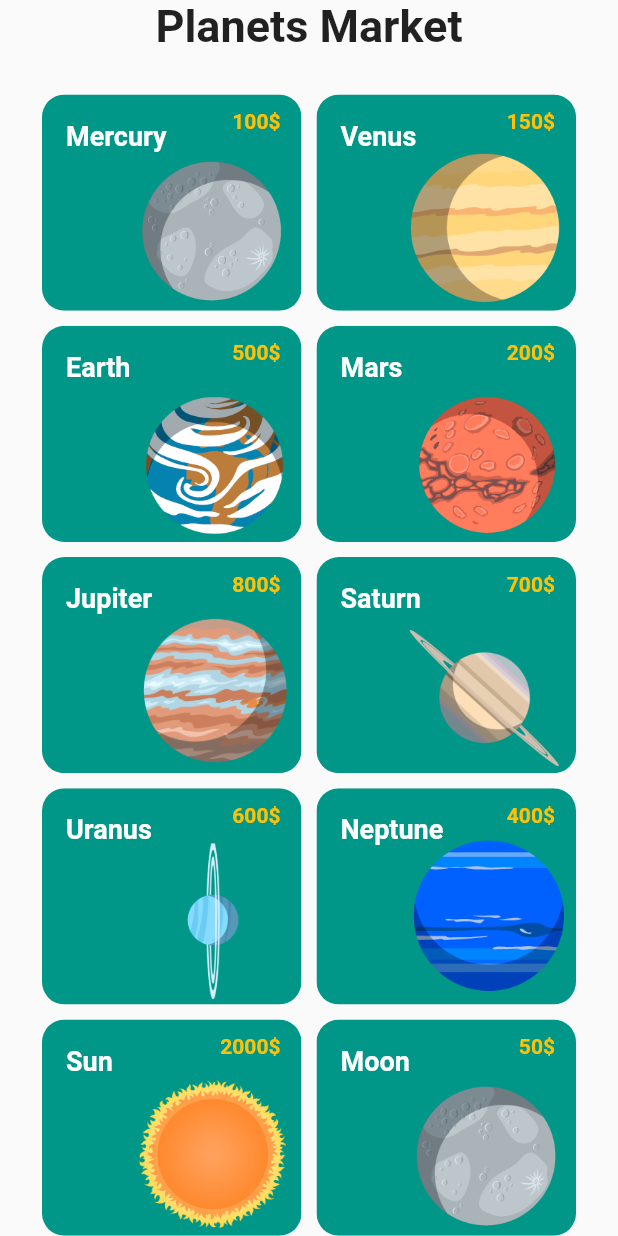
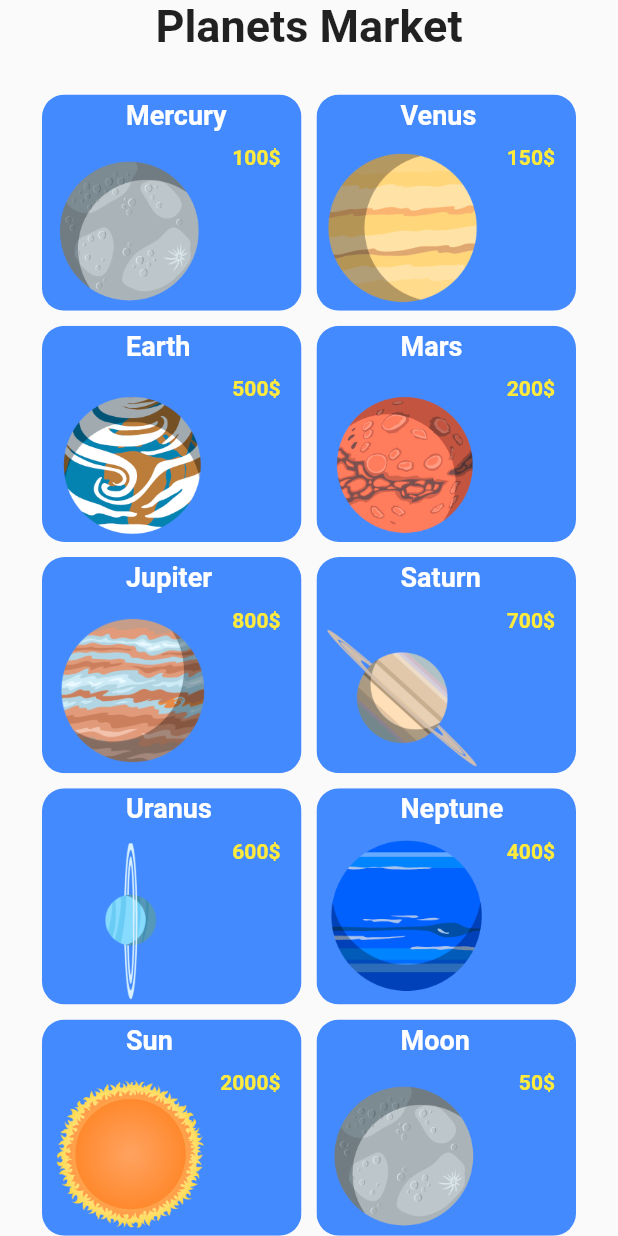
Before and after one commit to DenisovAV/zero, a Flutter app: the screen it shows after launch, on a phone screen of 412 x 824 dp. Run offline on Flutter 3.47's test engine with Material 2 defaults, Android fonts, the phone set to English and light mode, and no system bars; our stand-ins replace flutter_bloc.

Commit message:
Episode 1 update

```diff
--- a/episode_1/lib/ui/widgets/planet_card.dart
+++ b/episode_1/lib/ui/widgets/planet_card.dart
@@ -15,7 +15,7 @@ class PlanetCard extends StatelessWidget {
   Widget _buildPlanet(double height) {
     return Positioned(
       bottom: 2,
-      right: 5,
+      left: 5,
       child: Hero(
         tag: planet.name,
         child: Image.asset(
@@ -28,14 +28,14 @@ class PlanetCard extends StatelessWidget {
 
   Widget _buildPrice() {
     return Positioned(
-      top: 10,
+      top: 34,
       right: 14,
       child: Text(
         '${planet.price}\$',
         style: TextStyle(
           fontSize: 14,
           fontWeight: FontWeight.bold,
-          color: Colors.amber,
+          color: Colors.yellow,
         ),
       ),
     );
@@ -43,7 +43,7 @@ class PlanetCard extends StatelessWidget {
 
   Widget _buildName() {
     return Padding(
-      padding: EdgeInsets.only(left: 16, top: 24),
+      padding: EdgeInsets.only(left: 56, top: 10),
       child: Text(
         planet.name,
         style: TextStyle(
@@ -63,7 +63,7 @@ class PlanetCard extends StatelessWidget {
         return ClipRRect(
           borderRadius: BorderRadius.circular(15),
           child: Material(
-            color: Colors.teal,
+            color: Colors.blueAccent,
             child: InkWell(
               onTap: onTap,
               child: Stack(
--- a/episode_1/lib/ui/widgets/planet_grid.dart
+++ b/episode_1/lib/ui/widgets/planet_grid.dart
@@ -1,5 +1,6 @@
 import 'package:episode_1/domain/planet.dart';
 import 'package:episode_1/ui/widgets/planet_card.dart';
+import 'package:flutter/foundation.dart';
 import 'package:flutter/material.dart';
 
 class PlanetGrid extends StatelessWidget {
@@ -14,7 +15,14 @@ class PlanetGrid extends StatelessWidget {
 
   @override
   Widget build(BuildContext context) {
-    return CustomScrollView(
+    return kIsWeb
+        ? Scrollbar(
+            child: getGreed(context),
+          )
+        : getGreed(context);
+  }
+
+  Widget getGreed(BuildContext context) => CustomScrollView(
         controller: controller,
         physics: BouncingScrollPhysics(),
         slivers: [
@@ -22,7 +30,7 @@ class PlanetGrid extends StatelessWidget {
             padding: EdgeInsets.all(28),
             sliver: SliverGrid(
               gridDelegate: SliverGridDelegateWithFixedCrossAxisCount(
-              crossAxisCount: 2,
+                crossAxisCount: (MediaQuery.of(context).size.width / 250).round(),
                 childAspectRatio: 1.2,
                 crossAxisSpacing: 10,
                 mainAxisSpacing: 10,
@@ -40,4 +48,3 @@ class PlanetGrid extends StatelessWidget {
         ],
       );
 }
-}
```
Lines whose indentation alone changed are shown as unchanged.
